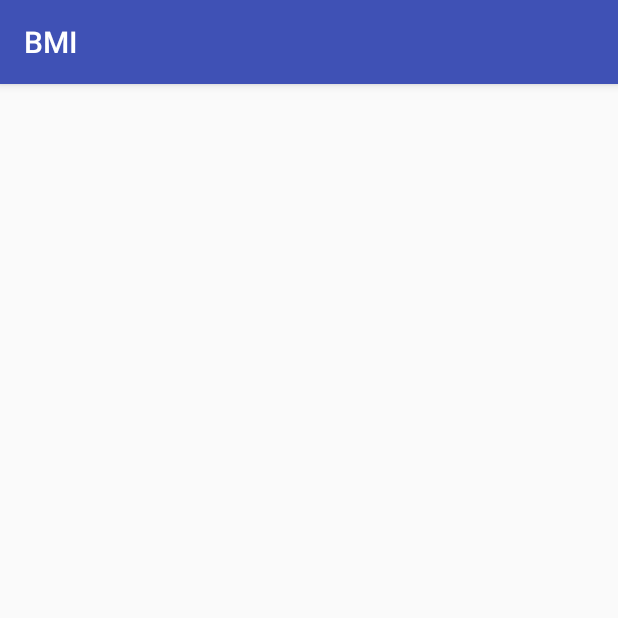
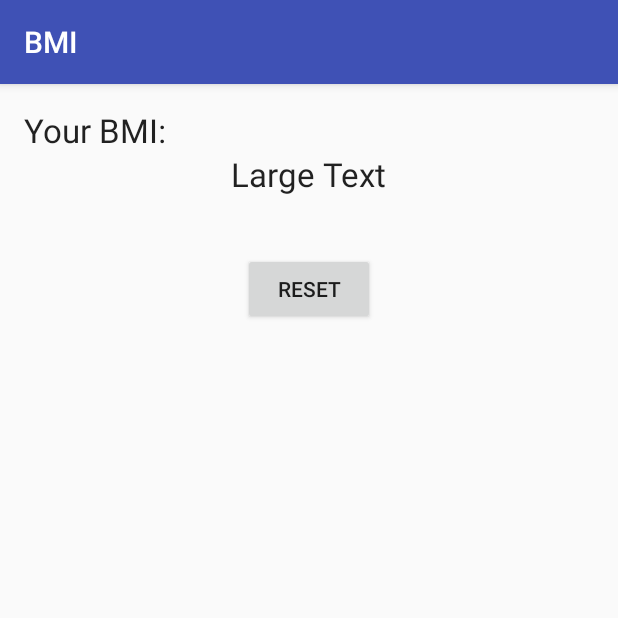
Before and after one commit to BensonKuo/Android-Project, an Android app: the ResultActivity screen opened directly, with no data from a screen before it, on a phone screen of 412 x 824 dp, the top half of it. Run offline under Robolectric (Android 15) with nearby library versions, the phone set to English and light mode, and no system bars; 1 statement that could not run was skipped.

Commit message:
resultactivity

```diff
--- a/BMI/app/src/main/java/net/lionfree/bensonkuo/bmi/ResultActivity.java
+++ b/BMI/app/src/main/java/net/lionfree/bensonkuo/bmi/ResultActivity.java
@@ -2,12 +2,23 @@ package net.lionfree.bensonkuo.bmi;
 
 import android.support.v7.app.AppCompatActivity;
 import android.os.Bundle;
+import android.widget.EditText;
+import android.widget.TextView;
 
 public class ResultActivity extends AppCompatActivity {
+
+    private TextView bmiText;
 
     @Override
     protected void onCreate(Bundle savedInstanceState) {
         super.onCreate(savedInstanceState);
         setContentView(R.layout.activity_result);
+
+        bmiText = (TextView)findViewById(R.id.bmiText);
+        Double w = Double.parseDouble(getIntent().getStringExtra("weight"));
+
+
     }
+
+
 }
--- a/BMI/app/src/main/res/layout/activity_result.xml
+++ b/BMI/app/src/main/res/layout/activity_result.xml
@@ -7,4 +7,36 @@
     android:paddingBottom="@dimen/activity_vertical_margin"
     tools:context="net.lionfree.bensonkuo.bmi.ResultActivity">
 
+    <LinearLayout
+        android:orientation="vertical"
+        android:layout_width="match_parent"
+        android:layout_height="wrap_content"
+        android:id="@+id/linearLayout">
+
+        <TextView
+            android:layout_width="wrap_content"
+            android:layout_height="wrap_content"
+            android:textAppearance="?android:attr/textAppearanceLarge"
+            android:text="Your BMI:"
+            android:id="@+id/textView2" />
+
+        <TextView
+            android:layout_width="wrap_content"
+            android:layout_height="wrap_content"
+            android:textAppearance="?android:attr/textAppearanceLarge"
+            android:text="Large Text"
+            android:id="@+id/bmiText"
+            android:layout_gravity="center_horizontal" />
+
+    </LinearLayout>
+
+    <Button
+        android:layout_width="wrap_content"
+        android:layout_height="wrap_content"
+        android:text="reset"
+        android:id="@+id/reset"
+        android:layout_gravity="center_horizontal"
+        android:layout_marginTop="38dp"
+        android:layout_below="@+id/linearLayout"
+        android:layout_centerHorizontal="true" />
 </RelativeLayout>
```
